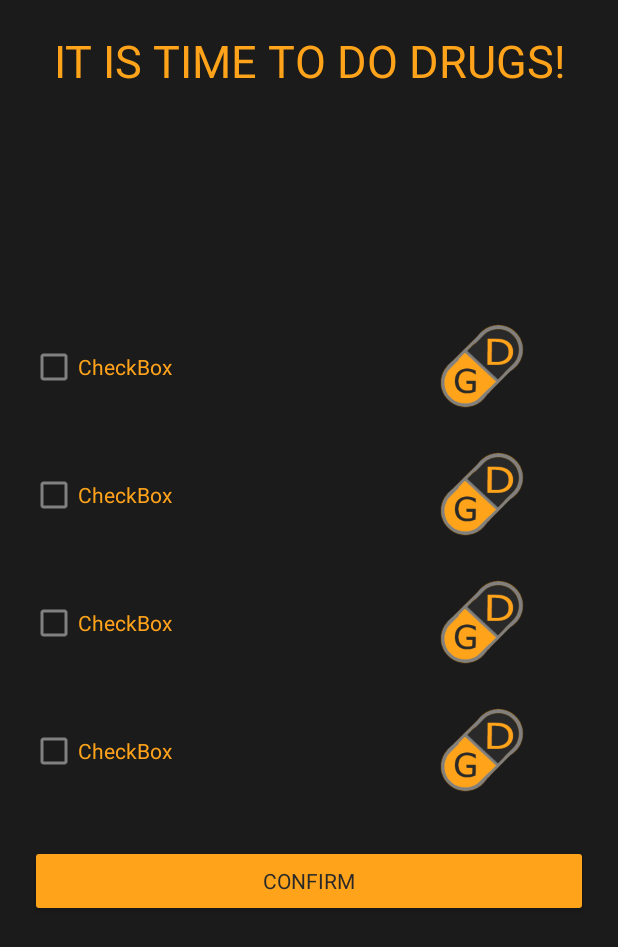
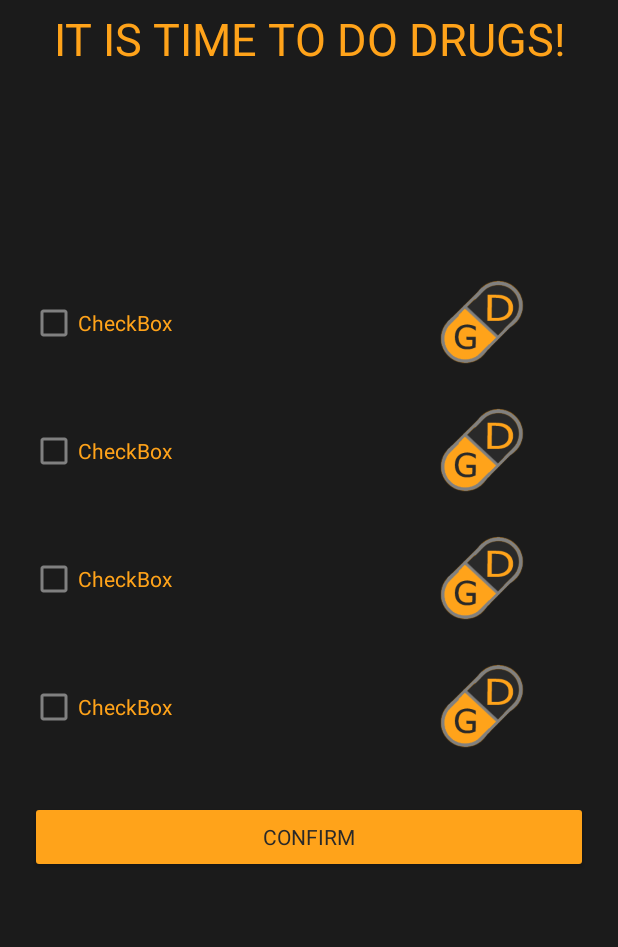
Before and after one commit to KazeShikaru/GitDrugged, an Android app: the layout reminderchecklist.xml on its own in the app's theme, with its tools: preview values and no code run, on a phone screen of 412 x 824 dp. Shown: the top 947 px of the screen. Run offline under Robolectric (Android 15) with nearby library versions, the phone set to English and light mode, and no system bars; Roboto replaces fonts that are not available here.

Commit message:
May or maynot work

```diff
--- a/app/src/main/java/com/example/gitdrugged/NotifReceiver.java
+++ b/app/src/main/java/com/example/gitdrugged/NotifReceiver.java
@@ -12,7 +12,7 @@ public class NotifReceiver extends BroadcastReceiver {
     @Override
     public void onReceive(Context context, Intent intent) {
 
-        String message = intent.getStringExtra("toastMessage");
-        Toast.makeText(context, message, Toast.LENGTH_SHORT).show();
+        Intent intent1 = new Intent(context, NotifIntentService.class);
+        context.startService(intent1);
     }
 }
--- a/app/src/main/res/layout/reminderchecklist.xml
+++ b/app/src/main/res/layout/reminderchecklist.xml
@@ -10,7 +10,8 @@
         android:id="@+id/textView"
         android:layout_width="match_parent"
         android:layout_height="162dp"
-        android:layout_margin="20dp"
+        android:layout_marginHorizontal="20dp"
+        android:layout_marginVertical="5dp"
         android:fontFamily="@font/headland_one"
         android:text="It is time to do drugs!"
         android:textAlignment="center"
@@ -119,6 +120,8 @@
         android:backgroundTint="@color/PHOrange"
         android:text="Confirm"
         android:fontFamily="@font/headland_one"
-        android:textColor="@color/PHDarkGrey" />
+        android:textColor="@color/PHDarkGrey"
+        android:onClick="moveToCalender"/>
+
 
 </LinearLayout>
```
Also changed, not shown: app/src/main/java/com/example/gitdrugged/MainActivity.java (+14 -3 lines), app/src/main/java/com/example/gitdrugged/ReminderReturn.java (+6 -1 lines).
